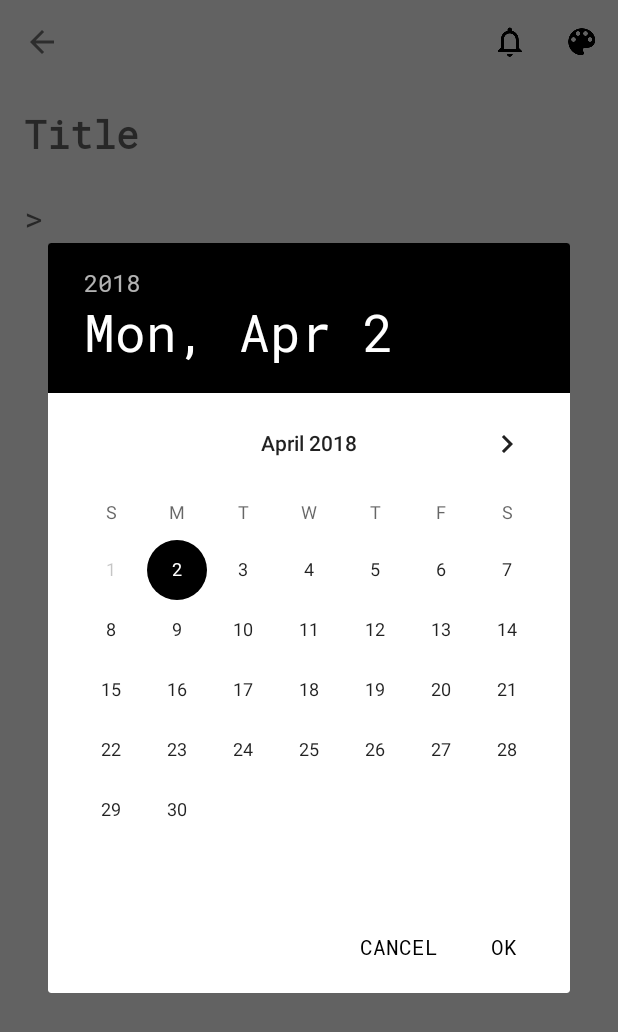
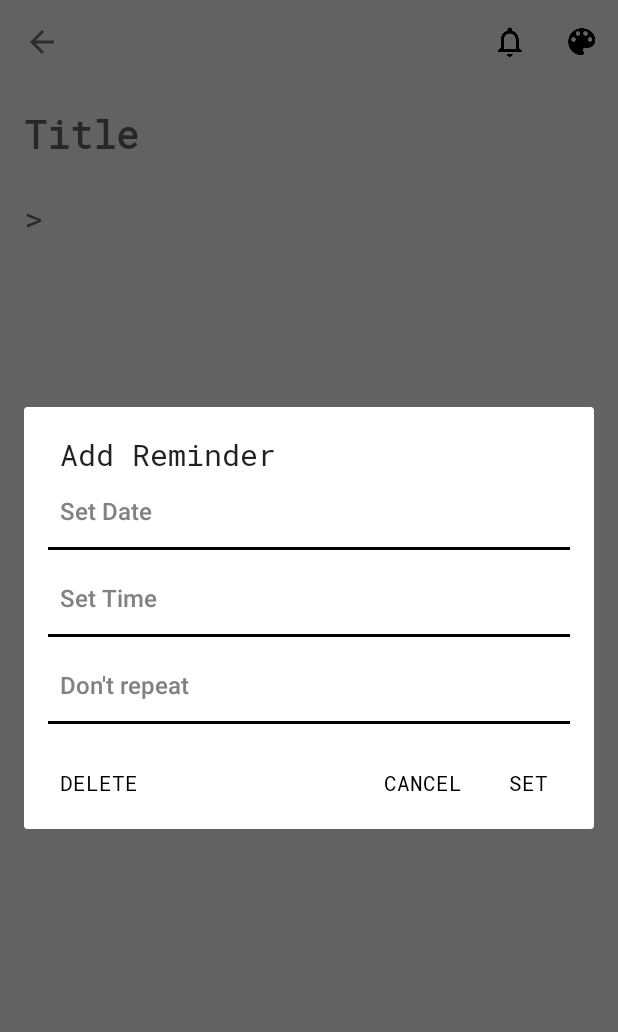
Before and after one commit to RuslanBarcho/FireNotes, an Android app: the NoteActivity screen opened directly, with no data from a screen before it, after a tap on "schedule", on a phone screen of 412 x 824 dp. Shown: the top 1032 px of the screen. Run offline under Robolectric (Android 15) with nearby library versions, the phone set to English and light mode, and no system bars; our stand-ins replace Room's generated code.

Commit message:
add notifications dialog

```diff
--- a/app/src/main/java/radonsoft/firenotes/Helpers/NotificationsDialogFragment.java
+++ b/app/src/main/java/radonsoft/firenotes/Helpers/NotificationsDialogFragment.java
@@ -3,14 +3,17 @@ package radonsoft.firenotes.Helpers;
 import android.app.AlertDialog;
 import android.app.Dialog;
 import android.app.DialogFragment;
+import android.content.DialogInterface;
 import android.os.Bundle;
+
+import radonsoft.firenotes.R;
 
 /**
  * Created by RRCFo on 24.03.2018.
  */
 
 public class NotificationsDialogFragment extends DialogFragment {
-    public AlertDialog dialog;
+    public AlertDialog.Builder builder;
     public interface NotificationSet{
 
     }
@@ -21,8 +24,27 @@ public class NotificationsDialogFragment extends DialogFragment {
     }
     @Override
     public Dialog onCreateDialog(Bundle savedInstanceState) {
+        builder = new AlertDialog.Builder(getActivity())
+                .setView(R.layout.notifications_dialog)
+                .setTitle("Add Reminder")
+                .setPositiveButton("SET", new DialogInterface.OnClickListener() {
+                    @Override
+                    public void onClick(DialogInterface dialog, int which) {
 
-        return dialog;
+                    }
+                })
+                .setNegativeButton("CANCEL", new DialogInterface.OnClickListener() {
+                    @Override
+                    public void onClick(DialogInterface dialog, int which) {
+
+                    }
+                })
+                .setNeutralButton("DELETE", new DialogInterface.OnClickListener() {
+                    @Override
+                    public void onClick(DialogInterface dialog, int which) {
+
+                    }
+                });
+        return builder.create();
     }
-
 }
--- a/app/src/main/java/radonsoft/firenotes/NoteActivity.java
+++ b/app/src/main/java/radonsoft/firenotes/NoteActivity.java
@@ -1,5 +1,6 @@
 package radonsoft.firenotes;
 
+import android.app.DialogFragment;
 import android.arch.persistence.room.Room;
 import android.content.Intent;
 import android.graphics.Color;
@@ -25,12 +26,12 @@ import java.util.Calendar;
 import java.util.List;
 
 import radonsoft.firenotes.Helpers.DateDialogFragment;
+import radonsoft.firenotes.Helpers.NotificationsDialogFragment;
 import radonsoft.firenotes.Models.Note;
 
 public class NoteActivity extends AppCompatActivity implements DateDialogFragment.YesNoListener{
 
-    EditText title;
-    EditText text;
+    EditText title, text;
     AppDatabase db;
     LinearLayout colorPickerBackground;
     Toolbar toolbar;
@@ -40,9 +41,11 @@ public class NoteActivity extends AppCompatActivity implements DateDialogFragmen
     int noteID;
     int color;
     private boolean ifEdit;
+
     public List<Note> noteList = new ArrayList<>();
     public Calendar dateAndTime = Calendar.getInstance();
     DateDialogFragment dateDialog = new DateDialogFragment();
+    NotificationsDialogFragment notificationsDialog = new NotificationsDialogFragment();
 
     @Override
     protected void onCreate(Bundle savedInstanceState) {
@@ -135,10 +138,11 @@ public class NoteActivity extends AppCompatActivity implements DateDialogFragmen
         }
 
         if (id == R.id.navbar_schedule) {
-            Bundle args = new Bundle();
-            args.putSerializable("ACTIVITY_CALENDAR", dateAndTime);
-            dateDialog.setArguments(args);
-            dateDialog.show(getFragmentManager(), "tag");
+            //Bundle args = new Bundle();
+            //args.putSerializable("ACTIVITY_CALENDAR", dateAndTime);
+            //dateDialog.setArguments(args);
+            //dateDialog.show(getFragmentManager(), "tag");
+            notificationsDialog.show(getFragmentManager(), "notifications");
         }
         return super.onOptionsItemSelected(item);
     }
--- /dev/null
+++ b/app/src/main/res/layout/notifications_dialog.xml
@@ -0,0 +1,105 @@
+<?xml version="1.0" encoding="utf-8"?>
+<android.widget.RelativeLayout xmlns:android="http://schemas.android.com/apk/res/android"
+    android:layout_width="match_parent"
+    android:layout_height="match_parent">
+
+    <LinearLayout
+        android:id="@+id/date_container"
+        android:layout_width="match_parent"
+        android:layout_height="wrap_content"
+        android:orientation="vertical">
+
+        <Button
+            android:id="@+id/set_date"
+            android:layout_width="match_parent"
+            android:layout_height="wrap_content"
+            android:layout_centerHorizontal="true"
+            android:background="@android:color/background_light"
+            android:elevation="0dp"
+            android:paddingLeft="24dp"
+            android:stateListAnimator="@null"
+            android:text="Set Date"
+            android:textAlignment="textStart"
+            android:textAppearance="@style/MyCustomTextAppearance"
+            android:textColor="#828282"
+            android:textSize="16sp" />
+
+        <TextView
+            android:id="@+id/line"
+            android:layout_width="match_parent"
+            android:layout_height="2dp"
+            android:layout_marginBottom="8dp"
+            android:layout_marginLeft="16dp"
+            android:layout_marginRight="16dp"
+            android:background="@color/colorAccent"
+            android:textColorLink="@color/colorPrimary" />
+
+    </LinearLayout>
+
+    <LinearLayout
+        android:id="@+id/time_container"
+        android:layout_width="match_parent"
+        android:layout_height="wrap_content"
+        android:layout_below="@+id/date_container"
+        android:orientation="vertical">
+
+        <Button
+            android:id="@+id/set_time"
+            android:layout_width="match_parent"
+            android:layout_height="wrap_content"
+            android:layout_centerHorizontal="true"
+            android:background="@android:color/background_light"
+            android:elevation="0dp"
+            android:paddingLeft="24dp"
+            android:stateListAnimator="@null"
+            android:text="Set Time"
+            android:textAlignment="textStart"
+            android:textAppearance="@style/MyCustomTextAppearance"
+            android:textColor="#828282"
+            android:textSize="16sp" />
+
+        <TextView
+            android:id="@+id/line1"
+            android:layout_width="match_parent"
+            android:layout_height="2dp"
+            android:layout_marginBottom="8dp"
+            android:layout_marginLeft="16dp"
+            android:layout_marginRight="16dp"
+            android:background="@color/colorAccent"
+            android:textColorLink="@color/colorPrimary" />
+    </LinearLayout>
+
+    <LinearLayout
+        android:id="@+id/repeat_container"
+        android:layout_width="match_parent"
+        android:layout_height="wrap_content"
+        android:layout_below="@+id/time_container"
+        android:orientation="vertical">
+
+        <Button
+            android:id="@+id/set_repeat"
+            android:layout_width="match_parent"
+            android:layout_height="wrap_content"
+            android:layout_centerHorizontal="true"
+            android:background="@android:color/background_light"
+            android:elevation="0dp"
+            android:paddingLeft="24dp"
+            android:stateListAnimator="@null"
+            android:text="Don't repeat"
+            android:textAlignment="textStart"
+            android:textAppearance="@style/MyCustomTextAppearance"
+            android:textColor="#828282"
+            android:textSize="16sp" />
+
+        <TextView
+            android:id="@+id/line2"
+            android:layout_width="match_parent"
+            android:layout_height="2dp"
+            android:layout_marginBottom="8dp"
+            android:layout_marginLeft="16dp"
+            android:layout_marginRight="16dp"
+            android:background="@color/colorAccent"
+            android:textColorLink="@color/colorPrimary" />
+    </LinearLayout>
+
+</android.widget.RelativeLayout>
```
